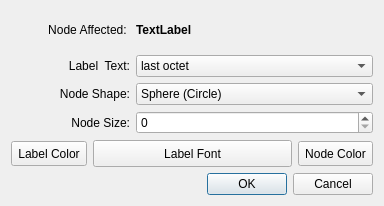
Before: the Qt Designer form src/clients/legacyWatcher/nodeConfigurationDialog.ui in glawler/watcher-visualization, drawn with Qt 5.
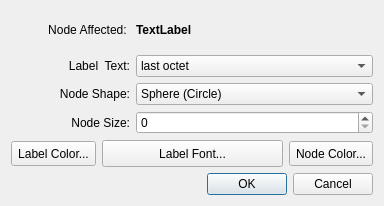
After: the same form once the commit is applied. Icons and pictures are not drawn.

Commit message: Added '...' to GUI widgets which spawn dialogs.

The edit to the form file:
```diff
--- a/src/clients/legacyWatcher/nodeConfigurationDialog.ui
+++ b/src/clients/legacyWatcher/nodeConfigurationDialog.ui
@@ -157,7 +157,7 @@
         </size>
        </property>
        <property name="text">
-        <string>Label Color</string>
+        <string>Label Color...</string>
        </property>
       </widget>
      </item>
@@ -170,7 +170,7 @@
         </size>
        </property>
        <property name="text">
-        <string>Label Font</string>
+        <string>Label Font...</string>
        </property>
       </widget>
      </item>
@@ -183,7 +183,7 @@
         </size>
        </property>
        <property name="text">
-        <string>Node Color</string>
+        <string>Node Color...</string>
        </property>
       </widget>
      </item>
```
The commit also changes 4 other files.
